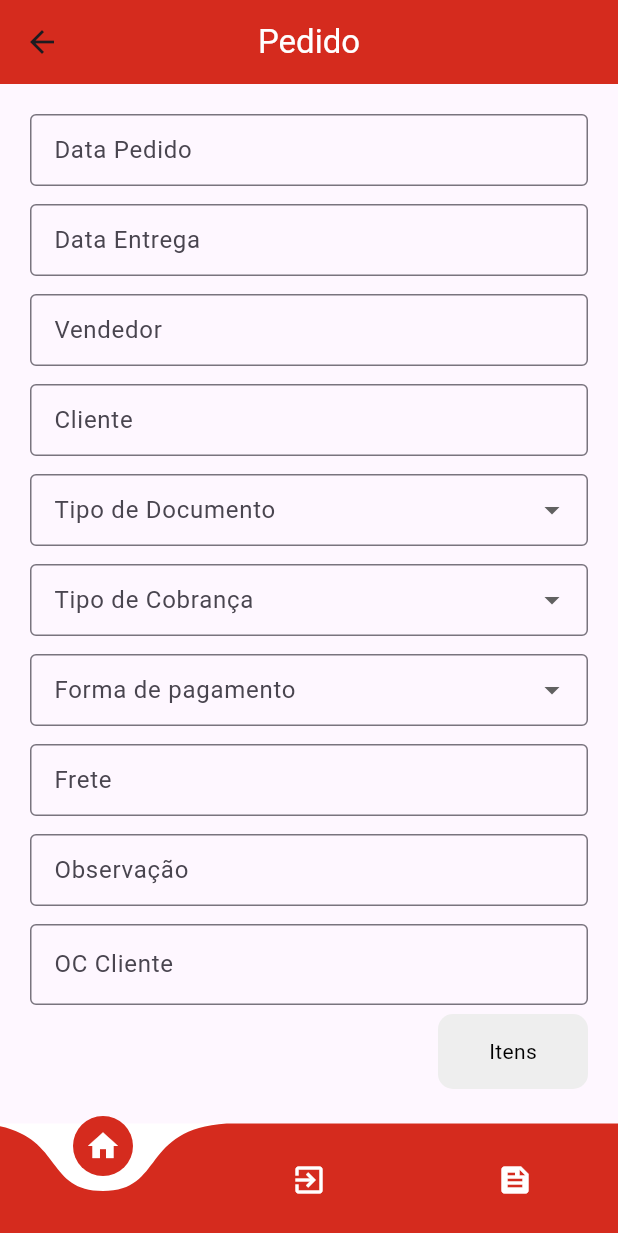
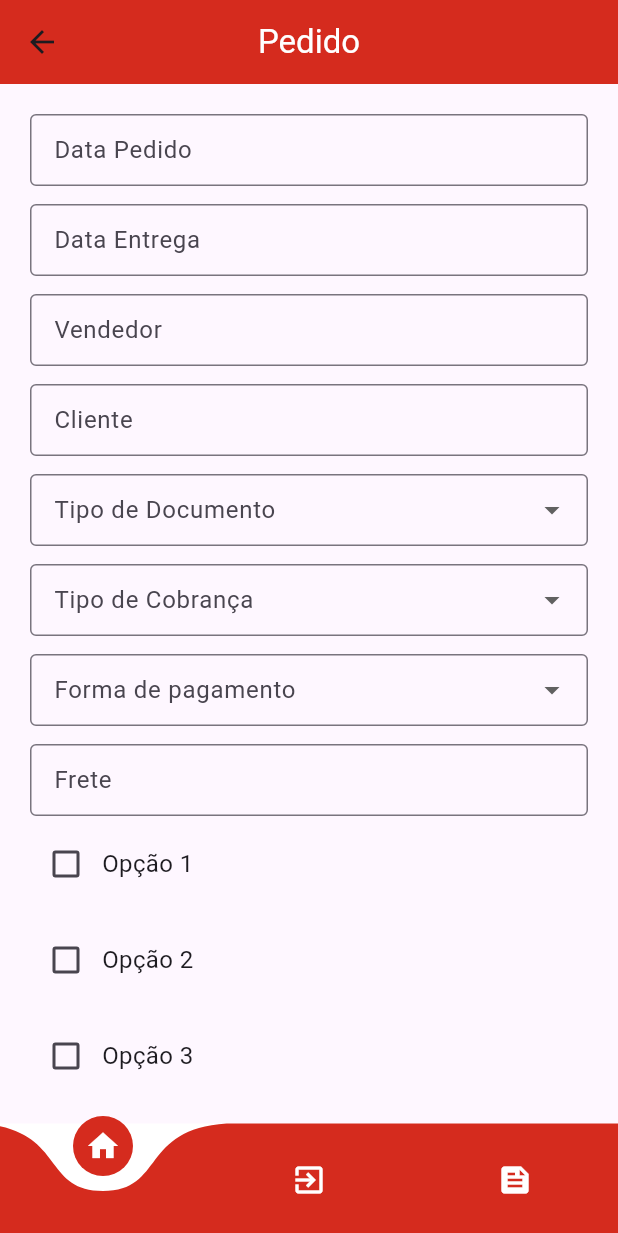
Before and after one commit to kelidss/StikVendas, a Flutter app: the PedidoPage screen opened directly, on a phone screen of 412 x 824 dp. Shown: the top 1233 px of the screen. Run offline on Flutter 3.47's test engine with Material 3 defaults, Android fonts, the phone set to English and light mode, and no system bars; drawn by our look-alikes of curved_navigation_bar; our stand-ins replace awesome_dialog, carousel_slider, mask_text_input_formatter, percent_indicator.

Commit message:
evitar percas no cod

```diff
--- a/lib/Controllers/Controller_Pedido.dart
+++ b/lib/Controllers/Controller_Pedido.dart
@@ -18,5 +18,6 @@
 TextEditingController PrEfetivoController = TextEditingController();
 TextEditingController VrBrutoController = TextEditingController();
 
+
 TextEditingController textEditingController = TextEditingController();
 int index = 0;
--- a/lib/Views/PedidoPage.dart
+++ b/lib/Views/PedidoPage.dart
@@ -11,12 +11,18 @@ class PedidoPage extends StatefulWidget {
   const PedidoPage({Key? key}) : super(key: key);
 
   @override
+  // ignore: library_private_types_in_public_api
   _PedidoPageState createState() => _PedidoPageState();
 }
 
 class _PedidoPageState extends State<PedidoPage> {
   int _currentIndex = 0;
   late PageController _pageController;
+  final List<bool> _freteCheckboxValues = [
+    false,
+    false,
+    false
+  ];
 
   @override
   void initState() {
@@ -246,6 +252,14 @@ class _PedidoPageState extends State<PedidoPage> {
                   floatingLabelBehavior: FloatingLabelBehavior.auto,
                 ),
               ),
+              const SizedBox(height: 10),
+              Column(
+                children: [
+                  _buildCheckboxOption('Opção 1', 0),
+                  _buildCheckboxOption('Opção 2', 1),
+                  _buildCheckboxOption('Opção 3', 2),
+                ],
+              ),
                 const SizedBox(height: 60),
                 TextFormField(
                   controller: ObservacaoController,
@@ -308,7 +322,7 @@ class _PedidoPageState extends State<PedidoPage> {
                   value: _selectedArtigo,
                   onChanged: (newValue) {
                     setState(() {
-                      _selectedTipoDocumento = newValue;
+                      _selectedArtigo = newValue;
                     });
                   },
                   items: const [
@@ -333,7 +347,7 @@ class _PedidoPageState extends State<PedidoPage> {
                   value: _selectedDetalheDoArtigo,
                   onChanged: (newValue) {
                     setState(() {
-                      _selectedTipoDocumento = newValue;
+                      _selectedDetalheDoArtigo = newValue;
                     });
                   },
                   items: const [
@@ -536,6 +550,28 @@ class _PedidoPageState extends State<PedidoPage> {
           }
         },
       ),
+
+    );
+  }
+  Widget _buildCheckboxOption(String label, int index) {
+  return Padding(
+    padding: const EdgeInsets.symmetric(vertical: 8.0),
+    child: Row(
+      children: [
+        Checkbox(
+          value: _freteCheckboxValues[index],
+          onChanged: (value) {
+            setState(() {
+              _freteCheckboxValues[index] = value ?? false;
+            });
+          },
+        ),
+        Text(
+          label,
+          style: const TextStyle(fontSize: 16.0),
+        ),
+      ],
+    ),
   );
 }
 }
```
Lines whose indentation alone changed are shown as unchanged.
